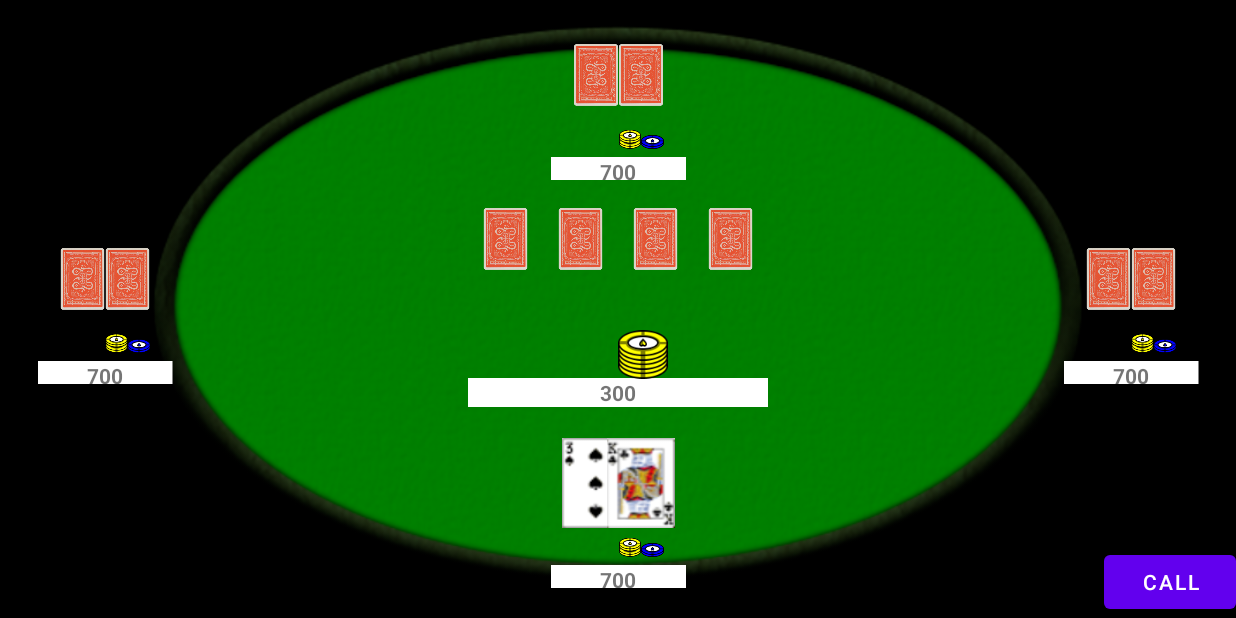
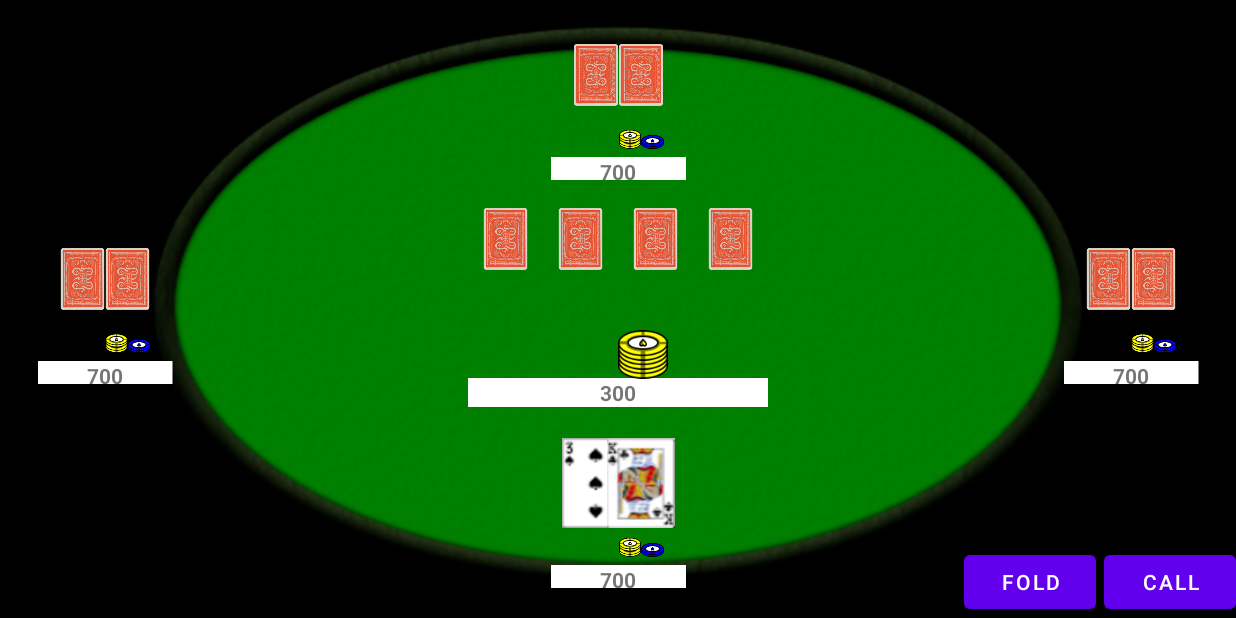
Before and after one commit to sbhalla569/PokerApp, an Android app: the SinglePlayerGame screen opened directly, with no data from a screen before it, on a phone screen of 824 x 412 dp (held sideways). Run offline under Robolectric (Android 15) with nearby library versions, the phone set to English and light mode, and no system bars.

Commit message:
Added fold button

```diff
--- a/app/src/main/java/com/shivbhalla/comp3003_pokerapp_psysb7/SinglePlayerGame.java
+++ b/app/src/main/java/com/shivbhalla/comp3003_pokerapp_psysb7/SinglePlayerGame.java
@@ -47,6 +47,9 @@ public class SinglePlayerGame extends AppCompatActivity {
     private int state = 0; // 0 = pre flop; 1 = flop; 2 = river; 3 = show cards
     private boolean moveForward = false;
     private Button callButton;
+    private Button foldButton;
+
+
 
     // Main update loop of game
     private final Runnable mMainLoop = new Runnable() {
@@ -198,6 +201,11 @@ public class SinglePlayerGame extends AppCompatActivity {
         pot = (Chips) getSupportFragmentManager().findFragmentById(R.id.pot);
         tableCards = (TableCards) getSupportFragmentManager().findFragmentById(R.id.table_cards);
         callButton = findViewById(R.id.call_button);
+        foldButton = findViewById(R.id.fold_button);
+
+        foldButton.setOnClickListener(View -> {
+            players[0].fold();
+        });
         callButton.setOnClickListener(View -> {
             moveForward = true;
         });
--- a/app/src/main/java/com/shivbhalla/comp3003_pokerapp_psysb7/playerFragment.java
+++ b/app/src/main/java/com/shivbhalla/comp3003_pokerapp_psysb7/playerFragment.java
@@ -30,6 +30,7 @@ public class playerFragment extends Fragment {
     private TextView text;
     private int chipValue;
     private boolean showCards = false;
+    private boolean hasFolded = false;
     private int leftCardValue;
     private int rightCardValue;
 
@@ -64,8 +65,19 @@ public class playerFragment extends Fragment {
     }
 
 
+    public void fold(){
+        hasFolded = true;
+        leftCard.setImageResource(R.drawable.card_back);
+        rightCard.setImageResource(R.drawable.card_back);
+    }
+
+    public boolean getFolded(){
+        return hasFolded;
+    }
+
     // Allows to set the cards and swap them from facing up and down
     public void setCards(int left, int right) {
+        hasFolded = false;
         leftCardValue = left;
         rightCardValue = right;
         // When cards are set the image is now set to the back
--- a/app/src/main/res/layout/activity_singler_player_game.xml
+++ b/app/src/main/res/layout/activity_singler_player_game.xml
@@ -107,6 +107,15 @@
             android:text="Call"
             app:layout_constraintBottom_toBottomOf="parent"
             app:layout_constraintEnd_toEndOf="parent" />
+
+        <Button
+            android:id="@+id/fold_button"
+            android:layout_width="wrap_content"
+            android:layout_height="wrap_content"
+            android:layout_marginRight="5dp"
+            android:text="Fold"
+            app:layout_constraintBottom_toBottomOf="parent"
+            app:layout_constraintRight_toLeftOf="@id/call_button" />
     </androidx.constraintlayout.widget.ConstraintLayout>
 
 </FrameLayout>
```
